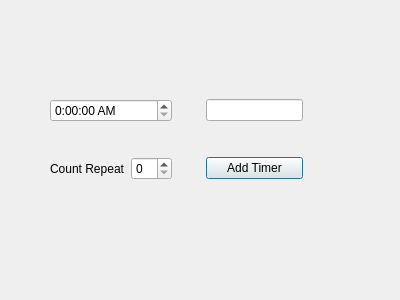
Above: elemet_timer.ui from Enotik98/Lab_2 before the change. Below: the same form after it.
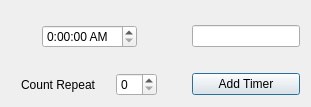
That is the form after the change.

What changed in the file:
```diff
--- a/elemet_timer.ui
+++ b/elemet_timer.ui
@@ -6,31 +6,50 @@
    <rect>
     <x>0</x>
     <y>0</y>
-    <width>400</width>
-    <height>300</height>
+    <width>449</width>
+    <height>140</height>
    </rect>
   </property>
   <property name="windowTitle">
    <string>Dialog</string>
   </property>
-  <widget class="QWidget" name="gridLayoutWidget">
-   <property name="geometry">
-    <rect>
-     <x>50</x>
-     <y>70</y>
-     <width>253</width>
-     <height>141</height>
-    </rect>
+  <layout class="QFormLayout" name="formLayout">
+   <property name="sizeConstraint">
+    <enum>QLayout::SetFixedSize</enum>
    </property>
-   <layout class="QGridLayout" name="gridLayout">
+   <property name="labelAlignment">
+    <set>Qt::AlignCenter</set>
+   </property>
     <property name="horizontalSpacing">
-     <number>-1</number>
-    </property>
-    <item row="0" column="2">
-     <widget class="QLineEdit" name="NameEdit"/>
+    <number>25</number>
+   </property>
+   <property name="verticalSpacing">
+    <number>25</number>
+   </property>
+   <property name="topMargin">
+    <number>25</number>
+   </property>
+   <item row="0" column="0">
+    <widget class="QTimeEdit" name="timeEdit">
+     <property name="displayFormat">
+      <string>H:mm:ss AP</string>
+     </property>
+    </widget>
     </item>
     <item row="1" column="0">
      <layout class="QHBoxLayout" name="horizontalLayout">
+     <property name="spacing">
+      <number>20</number>
+     </property>
+     <property name="sizeConstraint">
+      <enum>QLayout::SetDefaultConstraint</enum>
+     </property>
+     <property name="leftMargin">
+      <number>10</number>
+     </property>
+     <property name="rightMargin">
+      <number>10</number>
+     </property>
       <item>
        <widget class="QLabel" name="label">
         <property name="text">
@@ -43,35 +62,24 @@
       </item>
      </layout>
     </item>
-    <item row="1" column="2">
+   <item row="1" column="1">
      <widget class="QPushButton" name="set_time">
       <property name="text">
        <string>Add Timer</string>
       </property>
      </widget>
     </item>
-    <item row="0" column="0">
-     <widget class="QTimeEdit" name="timeEdit">
-      <property name="displayFormat">
-       <string>H:mm:ss AP</string>
-      </property>
-     </widget>
-    </item>
     <item row="0" column="1">
-     <spacer name="horizontalSpacer">
-      <property name="orientation">
-       <enum>Qt::Horizontal</enum>
-      </property>
-      <property name="sizeHint" stdset="0">
-       <size>
-        <width>40</width>
-        <height>20</height>
-       </size>
-      </property>
-     </spacer>
-    </item>
-   </layout>
-  </widget>
+    <widget class="QLineEdit" name="NameEdit">
+     <property name="sizePolicy">
+      <sizepolicy hsizetype="Minimum" vsizetype="Fixed">
+       <horstretch>0</horstretch>
+       <verstretch>0</verstretch>
+      </sizepolicy>
+     </property>
+    </widget>
+   </item>
+  </layout>
  </widget>
  <resources/>
  <connections/>
```
Lines whose indentation alone changed are shown as unchanged.
